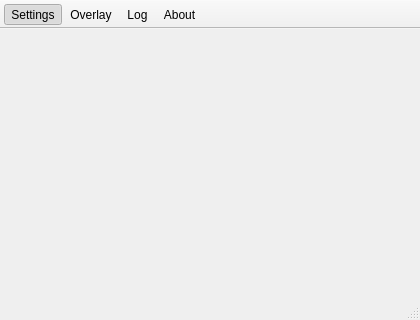
This is src/ui/preferences.ui in HearthSim/LotusTracker as Qt 5 draws it before an edit. The edited form follows.
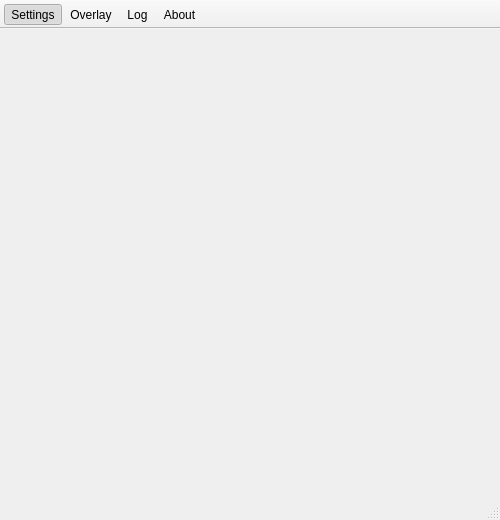
This is the edited form. Icons and pictures are not drawn.

Patch:
```diff
--- a/src/ui/preferences.ui
+++ b/src/ui/preferences.ui
@@ -6,14 +6,14 @@
    <rect>
     <x>0</x>
     <y>0</y>
-    <width>420</width>
-    <height>320</height>
+    <width>500</width>
+    <height>520</height>
    </rect>
   </property>
   <property name="minimumSize">
    <size>
-    <width>420</width>
-    <height>320</height>
+    <width>450</width>
+    <height>300</height>
    </size>
   </property>
   <property name="windowTitle">
```
